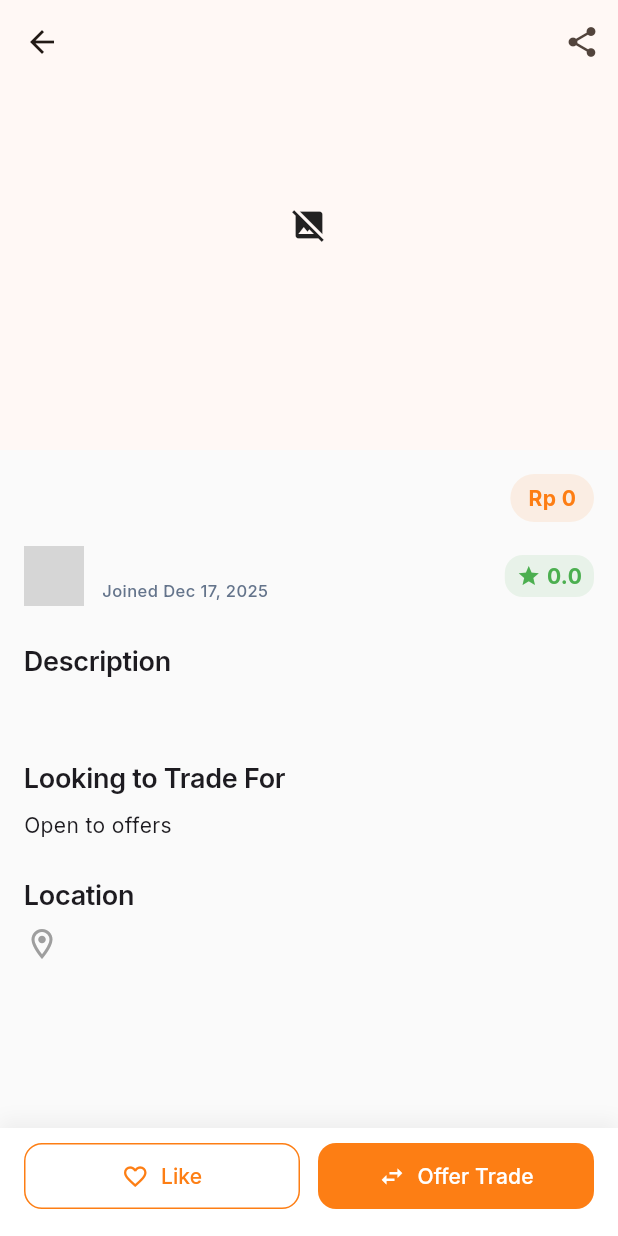
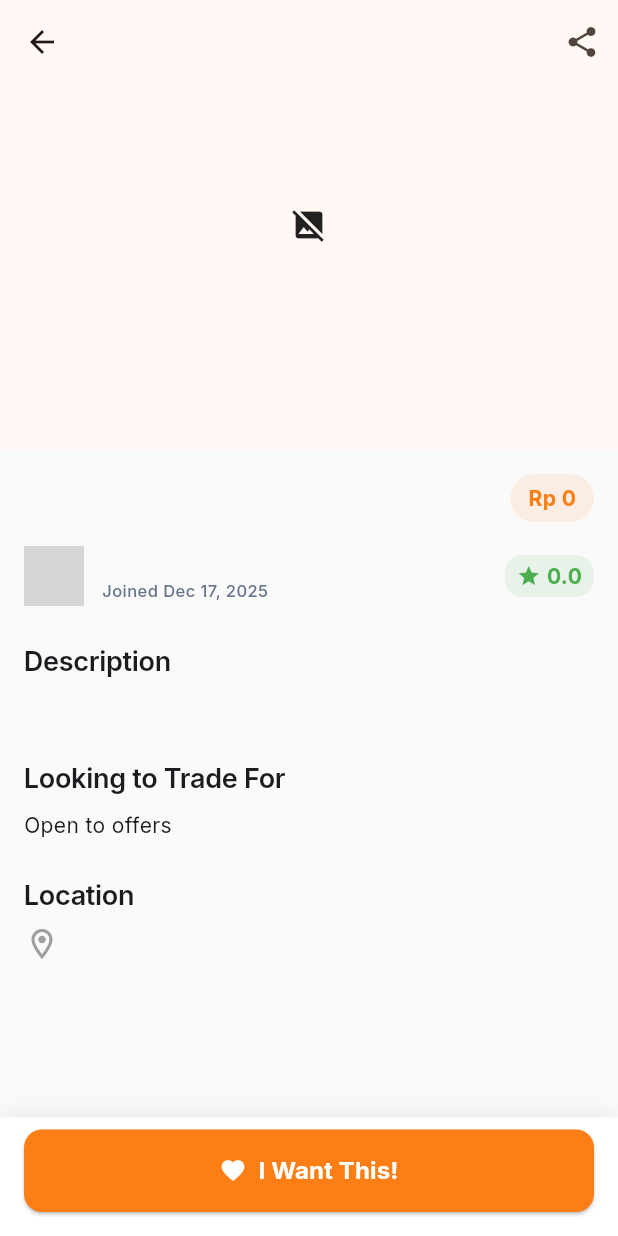
Before and after one commit to Zhav1/trade-match, a Flutter app: the ItemDetailPage screen opened directly with empty values, on a phone screen of 412 x 824 dp. Run offline on Flutter 3.47's test engine with Material 3 defaults, Android fonts, the phone set to English and light mode, and no system bars; our stand-ins replace appinio_swiper, cached_network_image, flutter_map, flutter_secure_storage, geocoding, geolocator and 10 more; accounts and stored records are empty; network calls fail; grey boxes are pictures that could not be loaded.

```diff
--- a/Flutter/lib/chat/chat_list.dart
+++ b/Flutter/lib/chat/chat_list.dart
@@ -3,7 +3,6 @@ import 'package:trade_match/chat/chat_detail.dart';
 import 'package:trade_match/models/barter_item.dart';
 import 'package:trade_match/models/user.dart';
 import 'package:trade_match/services/supabase_service.dart';
-import 'package:trade_match/services/constants.dart';
 import 'package:trade_match/theme.dart';
 
 class ChatListScreen extends StatefulWidget {
@@ -54,7 +53,7 @@ class _ChatListScreenState extends State<ChatListScreen> {
   /// Determine the "other user" in a swap based on current user
   User _getOtherUser(BarterMatch swap) {
     // Compare current user ID with item owners (UUID strings)
-    final currentUserId = AUTH_USER_ID; // UUID string
+    final currentUserId = SupabaseService().userId; // UUID string
     if (swap.itemA.user.id == currentUserId) {
       return swap.itemB.user;
     }
@@ -63,7 +62,7 @@ class _ChatListScreenState extends State<ChatListScreen> {
 
   /// Get other user's item for display
   BarterItem _getOtherItem(BarterMatch swap) {
-    final currentUserId = AUTH_USER_ID; // UUID string
+    final currentUserId = SupabaseService().userId; // UUID string
     if (swap.itemA.user.id == currentUserId) {
       return swap.itemB;
     }
--- a/Flutter/lib/screens/item_detail_page.dart
+++ b/Flutter/lib/screens/item_detail_page.dart
@@ -4,13 +4,16 @@ import 'package:shimmer/shimmer.dart';
 import 'package:trade_match/models/barter_item.dart';
 import 'package:trade_match/models/item.dart';
 import 'package:trade_match/profile/profile.dart';
-import 'package:trade_match/screens/trade_offer_page.dart';
 import 'package:trade_match/services/supabase_service.dart';
 import 'package:share_plus/share_plus.dart';
 import 'package:cached_network_image/cached_network_image.dart'; // Phase 3: Performance
 import 'package:trade_match/theme.dart';
 
-final currencyFormatter = NumberFormat.currency(locale: 'id_ID', symbol: 'Rp ', decimalDigits: 0);
+final currencyFormatter = NumberFormat.currency(
+  locale: 'id_ID',
+  symbol: 'Rp ',
+  decimalDigits: 0,
+);
 
 class ItemDetailPage extends StatefulWidget {
   final BarterItem item;
@@ -40,13 +43,17 @@ class _ItemDetailPageState extends State<ItemDetailPage> {
     try {
       // Get current user's items to find an item to use for swiping
       final userItemsData = await _supabaseService.getUserItems();
-      final userItems = userItemsData.map((data) => Item.fromJson(data)).toList();
+      final userItems = userItemsData
+          .map((data) => Item.fromJson(data))
+          .toList();
 
       if (userItems.isEmpty) {
         if (!mounted) return;
         ScaffoldMessenger.of(context).showSnackBar(
           const SnackBar(
-            content: Text('You need to create an item first before liking others'),
+            content: Text(
+              'You need to create an item first before liking others',
+            ),
             backgroundColor: Colors.orange,
           ),
         );
@@ -110,7 +117,9 @@ class _ItemDetailPageState extends State<ItemDetailPage> {
             ],
             flexibleSpace: FlexibleSpaceBar(
               background: PageView.builder(
-                itemCount: widget.item.images.isNotEmpty ? widget.item.images.length : 1,
+                itemCount: widget.item.images.isNotEmpty
+                    ? widget.item.images.length
+                    : 1,
                 itemBuilder: (context, index) {
                   if (widget.item.images.isEmpty) {
                     return const Center(child: Icon(Icons.image_not_supported));
@@ -124,9 +133,8 @@ class _ItemDetailPageState extends State<ItemDetailPage> {
                       highlightColor: Colors.grey[100]!,
                       child: Container(color: Colors.white),
                     ),
-                    errorWidget: (context, url, error) => const Center(
-                      child: Icon(Icons.broken_image, size: 50),
-                    ),
+                    errorWidget: (context, url, error) =>
+                        const Center(child: Icon(Icons.broken_image, size: 50)),
                   );
                 },
               ),
@@ -160,11 +168,17 @@ class _ItemDetailPageState extends State<ItemDetailPage> {
                               vertical: 6,
                             ),
                             decoration: BoxDecoration(
-                              color: Theme.of(context).colorScheme.primary.withOpacity(0.1),
-                              borderRadius: BorderRadius.circular(AppRadius.chip),
+                              color: Theme.of(
+                                context,
+                              ).colorScheme.primary.withOpacity(0.1),
+                              borderRadius: BorderRadius.circular(
+                                AppRadius.chip,
+                              ),
                             ),
                             child: Text(
-                              currencyFormatter.format(widget.item.estimatedValue),
+                              currencyFormatter.format(
+                                widget.item.estimatedValue,
+                              ),
                               style: TextStyle(
                                 color: Theme.of(context).colorScheme.primary,
                                 fontWeight: FontWeight.w700,
@@ -180,15 +194,21 @@ class _ItemDetailPageState extends State<ItemDetailPage> {
                   InkWell(
                     onTap: () {
                       // TODO: Navigate to specific user profile
-                      Navigator.push(context, MaterialPageRoute(builder: (_) => const ProfilePage()));
+                      Navigator.push(
+                        context,
+                        MaterialPageRoute(builder: (_) => const ProfilePage()),
+                      );
                     },
                     child: Row(
                       children: [
                         CircleAvatar(
                           radius: 20,
                           backgroundColor: Colors.grey[200],
-                          backgroundImage: widget.item.user.profilePictureUrl != null
-                              ? NetworkImage(widget.item.user.profilePictureUrl!)
+                          backgroundImage:
+                              widget.item.user.profilePictureUrl != null
+                              ? NetworkImage(
+                                  widget.item.user.profilePictureUrl!,
+                                )
                               : null,
                           child: widget.item.user.profilePictureUrl == null
                               ? const Icon(Icons.person)
@@ -219,7 +239,9 @@ class _ItemDetailPageState extends State<ItemDetailPage> {
                             ),
                             decoration: BoxDecoration(
                               color: Colors.green.withOpacity(0.1),
-                              borderRadius: BorderRadius.circular(AppRadius.button),
+                              borderRadius: BorderRadius.circular(
+                                AppRadius.button,
+                              ),
                             ),
                             child: Row(
                               children: [
@@ -245,10 +267,7 @@ class _ItemDetailPageState extends State<ItemDetailPage> {
                   const SizedBox(height: 24),
 
                   // Description
-                  const Text(
-                    'Description',
-                    style: AppTextStyles.heading3,
-                  ),
+                  const Text('Description', style: AppTextStyles.heading3),
                   const SizedBox(height: 8),
                   Text(
                     widget.item.description,
@@ -269,30 +288,35 @@ class _ItemDetailPageState extends State<ItemDetailPage> {
                     Wrap(
                       spacing: 8,
                       runSpacing: 8,
-                      children: widget.item.wants.map((want) => Container(
+                      children: widget.item.wants
+                          .map(
+                            (want) => Container(
                               padding: const EdgeInsets.symmetric(
                                 horizontal: 12,
                                 vertical: 6,
                               ),
                               decoration: BoxDecoration(
                                 color: Colors.grey[200],
-                          borderRadius: BorderRadius.circular(AppRadius.chip),
+                                borderRadius: BorderRadius.circular(
+                                  AppRadius.chip,
+                                ),
                               ),
                               child: Text(want.category?.name ?? 'Unknown'),
-                      )).toList(),
+                            ),
+                          )
+                          .toList(),
                     )
                   else
                     Text(
                       'Open to offers',
-                      style: AppTextStyles.bodyMedium.copyWith(color: AppColors.textSecondary),
+                      style: AppTextStyles.bodyMedium.copyWith(
+                        color: AppColors.textSecondary,
+                      ),
                     ),
                   const SizedBox(height: 24),
 
                   // Location
-                  const Text(
-                    'Location',
-                    style: AppTextStyles.heading3,
-                  ),
+                  const Text('Location', style: AppTextStyles.heading3),
                   const SizedBox(height: 8),
                   Row(
                     children: [
@@ -328,46 +352,38 @@ class _ItemDetailPageState extends State<ItemDetailPage> {
             ),
           ],
         ),
-        child: Row(
-          children: [
-            Expanded(
-              child: OutlinedButton.icon(
+        child: SafeArea(
+          child: SizedBox(
+            width: double.infinity,
+            child: ElevatedButton.icon(
               onPressed: _isLiking ? null : _handleLike,
               icon: _isLiking
                   ? const SizedBox(
-                        width: 16,
-                        height: 16,
-                        child: CircularProgressIndicator(strokeWidth: 2),
+                      width: 20,
+                      height: 20,
+                      child: CircularProgressIndicator(
+                        strokeWidth: 2,
+                        color: Colors.white,
+                      ),
                     )
-                    : const Icon(Icons.favorite_border),
-                label: Text(_isLiking ? 'Liking...' : 'Like'),
-                style: OutlinedButton.styleFrom(
-                  foregroundColor: Theme.of(context).colorScheme.primary,
-                  side: BorderSide(color: Theme.of(context).colorScheme.primary),
-                  padding: const EdgeInsets.symmetric(vertical: 12),
-                  shape: RoundedRectangleBorder(borderRadius: BorderRadius.circular(AppRadius.button)),
+                  : const Icon(Icons.favorite, color: Colors.white),
+              label: Text(
+                _isLiking ? 'Matching...' : 'I Want This!',
+                style: const TextStyle(
+                  fontSize: 16,
+                  fontWeight: FontWeight.bold,
+                ),
+              ),
+              style: ElevatedButton.styleFrom(
+                backgroundColor: Theme.of(context).colorScheme.primary,
+                foregroundColor: Colors.white,
+                padding: const EdgeInsets.symmetric(vertical: 16),
+                shape: RoundedRectangleBorder(
+                  borderRadius: BorderRadius.circular(AppRadius.button),
                 ),
               ),
             ),
-            const SizedBox(width: 12),
-            Expanded(
-              child: ElevatedButton.icon(
-                onPressed: () {
-                  Navigator.pushNamed(context, '/trade_offer', arguments: widget.item);
-                },
-                icon: const Icon(Icons.swap_horiz, color: Colors.white),
-                label: const Text('Offer Trade'),
-                style: ElevatedButton.styleFrom(
-                  backgroundColor: Theme.of(context).colorScheme.primary,
-                  foregroundColor: Colors.white,
-                  padding: const EdgeInsets.symmetric(vertical: 12),
-                  shape: RoundedRectangleBorder(borderRadius: BorderRadius.circular(AppRadius.button)),
-                ).copyWith(
-                  elevation: WidgetStateProperty.all(0),
           ),
-              ),
-            ),
-          ],
         ),
       ),
     );
--- a/Flutter/lib/screens/reviews_page.dart
+++ b/Flutter/lib/screens/reviews_page.dart
@@ -4,7 +4,7 @@ import 'package:trade_match/models/review.dart';
 import 'package:trade_match/services/supabase_service.dart';
 
 class ReviewsPage extends StatefulWidget {
-  final int userId;
+  final String userId;
 
   const ReviewsPage({super.key, required this.userId});
 
@@ -40,7 +40,7 @@ class _ReviewsPageState extends State<ReviewsPage> {
 
     try {
       final response = await _supabaseService.getUserReviews(
-        widget.userId.toString(),
+        widget.userId,
       );
 
       setState(() {
```
Also changed, not shown: Flutter/lib/chat/chat_detail.dart (+54 -43 lines), Flutter/lib/main.dart (+4 -12 lines), Flutter/lib/profile/settings_page.dart (+71 -12 lines), Flutter/lib/screens/trade_history_page.dart (+15 -9 lines), Flutter/lib/services/supabase_service.dart (+36 -8 lines). Lines whose indentation alone changed are shown as unchanged.
